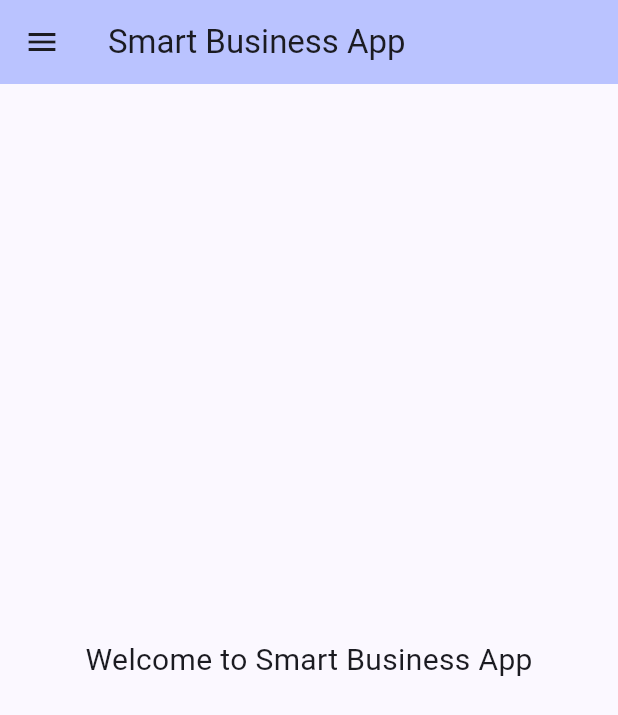
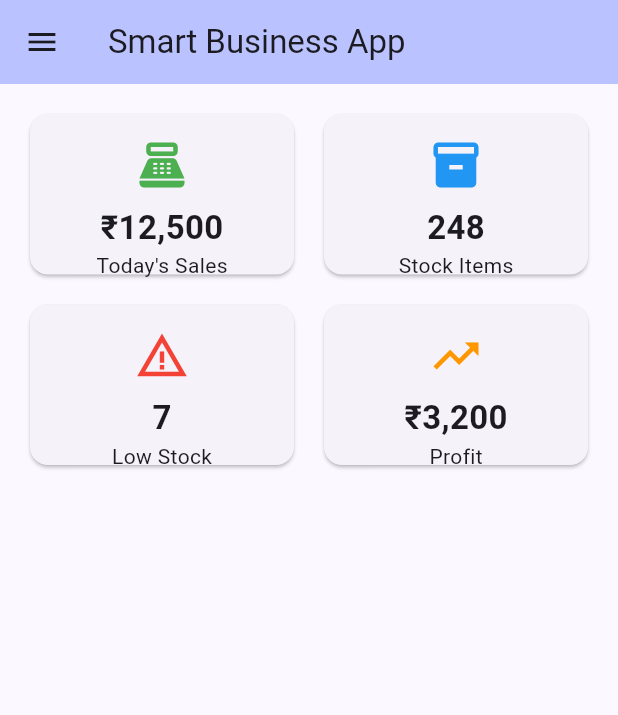
Before and after one commit to Vishalini-066/smart_business_app, a Flutter app: the screen it shows after launch, on a phone screen of 412 x 824 dp. Shown: the top 715 px of the screen. Run offline on Flutter 3.47's test engine with Material 3 defaults, Android fonts, the phone set to English and light mode, and no system bars.

Commit message:
DashboardUI

```diff
--- /dev/null
+++ b/lib/dashboard_screen.dart
@@ -0,0 +1,41 @@
+import 'package:flutter/material.dart';
+
+class DashboardScreen extends StatelessWidget {
+  const DashboardScreen({super.key});
+
+  Widget _card(String title, String value, IconData icon, Color color) {
+    return Card(
+      child: Padding(
+        padding: const EdgeInsets.all(16),
+        child: Column(
+          mainAxisAlignment: MainAxisAlignment.center,
+          children: [
+            Icon(icon, size: 36, color: color),
+            const SizedBox(height: 8),
+            Text(value,
+                style: const TextStyle(
+                    fontSize: 22, fontWeight: FontWeight.bold)),
+            Text(title),
+          ],
+        ),
+      ),
+    );
+  }
+
+  @override
+  Widget build(BuildContext context) {
+    return GridView.count(
+      padding: const EdgeInsets.all(16),
+      crossAxisCount: 2,
+      childAspectRatio:1.6,
+      mainAxisSpacing: 12,
+      crossAxisSpacing: 12,
+      children: [
+        _card("Today's Sales", '₹12,500', Icons.point_of_sale, Colors.green),
+        _card('Stock Items', '248', Icons.inventory_2, Colors.blue),
+        _card('Low Stock', '7', Icons.warning_amber, Colors.red),
+        _card('Profit', '₹3,200', Icons.trending_up, Colors.orange),
+      ],
+    );
+  }
+}
--- a/lib/main.dart
+++ b/lib/main.dart
@@ -1,3 +1,4 @@
+import 'dashboard_screen.dart';
 import 'package:flutter/material.dart';
 
 void main() {
@@ -44,12 +45,7 @@ class HomeScreen extends StatelessWidget {
           ],
         ),
       ),
-      body: const Center(
-        child: Text(
-          'Welcome to Smart Business App',
-          style: TextStyle(fontSize: 20),
-        ),
-      ),
+      body:const DashboardScreen(),
     );
   }
 }
--- a/pubspec.yaml
+++ b/pubspec.yaml
@@ -34,6 +34,7 @@ dependencies:
   # The following adds the Cupertino Icons font to your application.
   # Use with the CupertinoIcons class for iOS style icons.
   cupertino_icons: ^1.0.8
+  supabase_flutter: ^2.18.0
 
 dev_dependencies:
   flutter_test:
```
Also changed, not shown: pubspec.lock, 5 other files.
